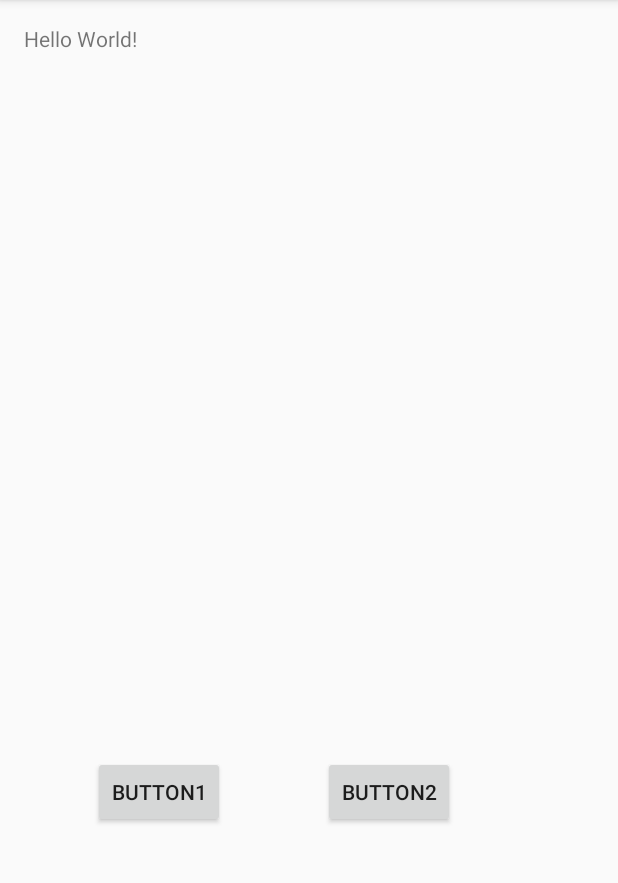
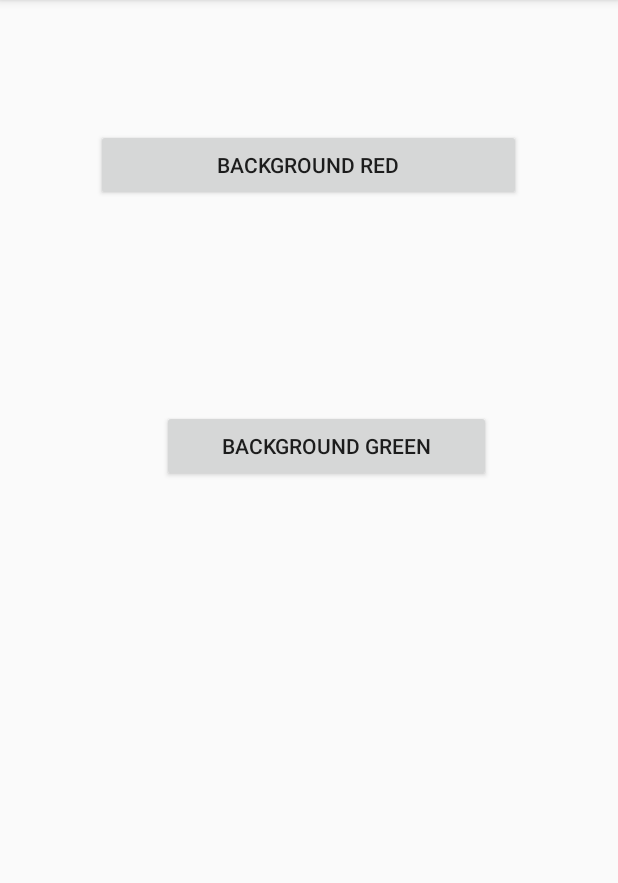
Before and after one commit to navyamishra/MyApplication, an Android app: the screen it shows after launch (MainActivity before the commit, SecondActivity after it), after a tap on "BUTTON2", on a phone screen of 412 x 824 dp, the part 84-967 px from its top. Run offline under Robolectric (Android 15) with nearby library versions, the phone set to English and light mode, and no system bars; 1 other tap on this screen came first.

Commit message:
second activity

```diff
--- a/app/src/main/AndroidManifest.xml
+++ b/app/src/main/AndroidManifest.xml
@@ -15,6 +15,8 @@
                 <category android:name="android.intent.category.LAUNCHER" />
             </intent-filter>
         </activity>
+
+        <activity android:name=".SecondActivity"/>
     </application>
 
 </manifest>
--- a/app/src/main/java/com/example/navya/myapplication/MainActivity.java
+++ b/app/src/main/java/com/example/navya/myapplication/MainActivity.java
@@ -1,5 +1,7 @@
 package com.example.navya.myapplication;
 
+import android.content.Intent;
+import android.graphics.Color;
 import android.support.v7.app.AppCompatActivity;
 import android.os.Bundle;
 import android.util.Log;
@@ -11,7 +13,7 @@ import static android.R.attr.button;
 import static android.R.id.button1;
 import static android.R.id.button2;
 
-public class MainActivity extends AppCompatActivity implements View.OnClickListener {
+public class MainActivity extends AppCompatActivity {
     private RelativeLayout relativeLayout;
     private static final String TAG = MainActivity.class.getSimpleName();
 
@@ -25,13 +27,20 @@ public class MainActivity extends AppCompatActivity implements View.OnClickListe
         Button button1 = (Button) findViewById(R.id.button1);
         Button button2 = (Button) findViewById(R.id.button2);
 
-        button1.setOnClickListener(MainActivity.this);
-        button2.setOnClickListener(MainActivity.this);
+        button1.setOnClickListener(new View.OnClickListener() {
+            @Override
+            public void onClick(View v) {
+                relativeLayout.setBackgroundColor(Color.YELLOW);
+            }
+        });
+        button2.setOnClickListener(new View.OnClickListener() {
+            @Override
+            public void onClick(View v) {
+                relativeLayout.setBackgroundColor(Color.RED);
+                Intent intent = new Intent(MainActivity.this, SecondActivity.class);
+                 startActivity(intent);
 
-    }
+            }
+        });
 
-    @Override
-    public void onClick(View v) {
-        Log.i(TAG, "Button clicked");
-    }
-}
+    }}
--- /dev/null
+++ b/app/src/main/java/com/example/navya/myapplication/SecondActivity.java
@@ -0,0 +1,39 @@
+package com.example.navya.myapplication;
+
+import android.graphics.Color;
+import android.os.Bundle;
+import android.os.PersistableBundle;
+import android.support.annotation.Nullable;
+import android.support.v7.app.AppCompatActivity;
+import android.view.View;
+import android.widget.Button;
+import android.widget.RelativeLayout;
+
+import static android.R.attr.button;
+
+/**
+ * Created by navya on 12/9/2016.
+ */
+
+public class SecondActivity extends AppCompatActivity {
+
+    private RelativeLayout secondact;
+    //private activity_second activity_second
+    @Override
+    protected void onCreate(@Nullable Bundle savedInstanceState) {
+        super.onCreate(savedInstanceState);
+        setContentView(R.layout.activity_second);
+        secondact = (RelativeLayout) findViewById(R.id.secondact);
+        //Button redbtn = (Button) findViewById(R.id.redbutton);
+        //Button Grnbtn = (Button) findViewById(R.id.greenbutton);
+
+}
+
+    public void backred(View view) {
+        secondact.setBackgroundColor(Color.RED);
+    }
+
+    public void backgreen(View view) {
+        secondact.setBackgroundColor(Color.GREEN);
+    }
+}
--- /dev/null
+++ b/app/src/main/res/layout/activity_second.xml
@@ -0,0 +1,29 @@
+<?xml version="1.0" encoding="utf-8"?>
+<RelativeLayout xmlns:android="http://schemas.android.com/apk/res/android"
+    android:orientation="vertical" android:layout_width="match_parent"
+    android:id="@+id/secondact"
+    android:layout_height="match_parent">
+
+    <Button
+        android:text="background Red"
+        android:layout_width="283dp"
+        android:layout_height="wrap_content"
+        android:id="@+id/redbutton"
+        android:layout_marginTop="86dp"
+        android:layout_alignParentTop="true"
+        android:onClick="backred"
+        android:layout_centerHorizontal="true" />
+
+    <Button
+        android:text="background Green"
+        android:layout_width="219dp"
+        android:layout_height="wrap_content"
+        android:id="@+id/greenbutton"
+        android:layout_marginRight="20dp"
+        android:layout_marginEnd="20dp"
+        android:layout_marginTop="139dp"
+        android:layout_below="@+id/redbutton"
+        android:onClick="backgreen"
+        android:layout_alignRight="@+id/redbutton"
+        android:layout_alignEnd="@+id/redbutton" />
+</RelativeLayout>
--- a/build.gradle
+++ b/build.gradle
@@ -5,7 +5,7 @@ buildscript {
         jcenter()
     }
     dependencies {
-        classpath 'com.android.tools.build:gradle:2.2.2'
+        classpath 'com.android.tools.build:gradle:2.2.3'
 
         // NOTE: Do not place your application dependencies here; they belong
         // in the individual module build.gradle files
```
